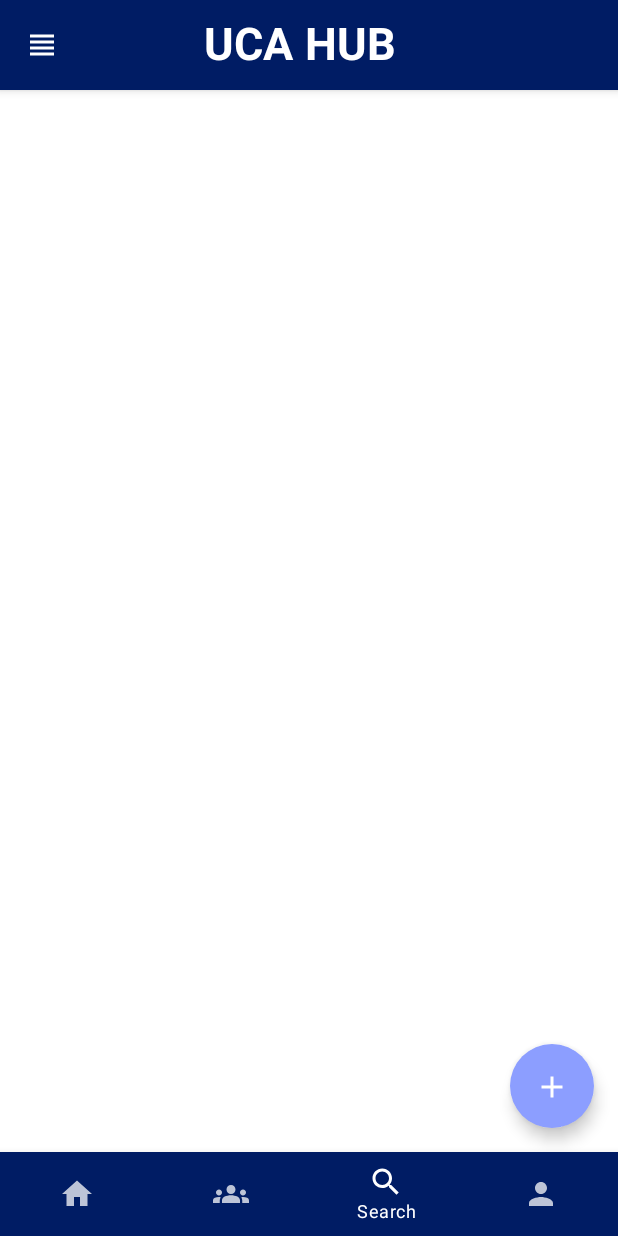
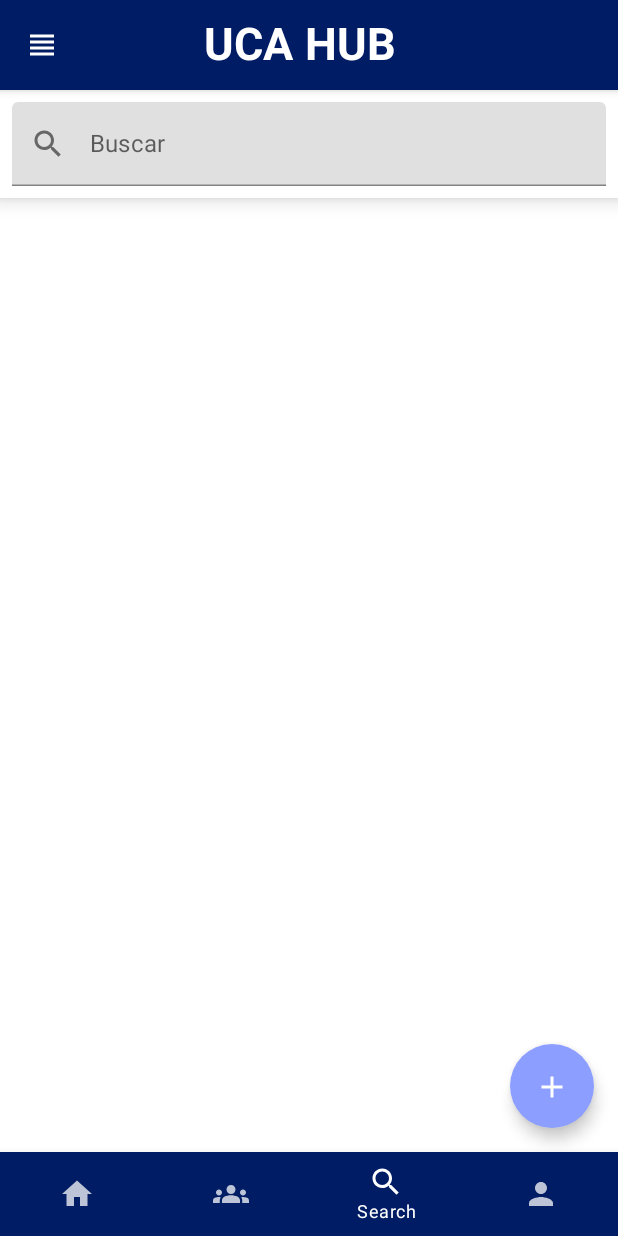
Before and after one commit to CodigoTruko/uca-hub-mobile-app, an Android app built with Jetpack Compose: the @Preview function StaticItems, item 3 of the bottom bar chosen, on a phone screen of 412 x 824 dp. Run offline under Robolectric (Android 15) with nearby library versions, the phone set to English and light mode, and no system bars.

Commit message:
Arreglando vistas.

```diff
--- a/app/build.gradle
+++ b/app/build.gradle
@@ -44,7 +44,7 @@ android {
 
 dependencies {
 
-    // Para que no de error de clases duplicadas
+    // Para que no de error de clases duplicadas.
     constraints {
         implementation("org.jetbrains.kotlin:kotlin-stdlib-jdk8:1.8.20") {
             because("kotlin-stdlib-jdk8 is now a part of kotlin-stdlib")
--- a/app/src/main/java/com/codigotruko/ucahub/ui/view/Communities.kt
+++ b/app/src/main/java/com/codigotruko/ucahub/ui/view/Communities.kt
@@ -45,7 +45,6 @@ fun CommunitiesView(navController : NavHostController) {
                     .height(240.dp)
                     .padding(6.dp)
             ) {
-
                 Image(
                     painter = painterResource(id = R.drawable.imagen_comunidad),
                     contentDescription = "Imagen de comunidad.",
@@ -54,7 +53,6 @@ fun CommunitiesView(navController : NavHostController) {
                         .padding(8.dp)
                         .clip(RoundedCornerShape(16.dp))
                 )
-
             }
 
             ButtonNormalFragment(navController = navController, textValue = "Crear Nueva Comunidad")
--- a/app/src/main/java/com/codigotruko/ucahub/ui/view/MainFeed.kt
+++ b/app/src/main/java/com/codigotruko/ucahub/ui/view/MainFeed.kt
@@ -6,14 +6,17 @@ import androidx.compose.foundation.layout.Arrangement
 import androidx.compose.foundation.layout.Column
 import androidx.compose.foundation.layout.Row
 import androidx.compose.foundation.layout.Spacer
+import androidx.compose.foundation.layout.fillMaxHeight
 import androidx.compose.foundation.layout.fillMaxSize
 import androidx.compose.foundation.layout.fillMaxWidth
 import androidx.compose.foundation.layout.height
 import androidx.compose.foundation.layout.padding
 import androidx.compose.foundation.layout.width
 import androidx.compose.foundation.lazy.LazyColumn
+import androidx.compose.foundation.lazy.LazyRow
 import androidx.compose.material3.Card
 import androidx.compose.material3.CardDefaults
+import androidx.compose.material3.Icon
 import androidx.compose.material3.Text
 import androidx.compose.runtime.Composable
 import androidx.compose.ui.Alignment
@@ -21,6 +24,7 @@ import androidx.compose.ui.Modifier
 import androidx.compose.ui.graphics.Color
 import androidx.compose.ui.res.painterResource
 import androidx.compose.ui.text.font.FontWeight
+import androidx.compose.ui.text.style.TextAlign
 import androidx.compose.ui.tooling.preview.Preview
 import androidx.compose.ui.unit.dp
 import androidx.compose.ui.unit.sp
@@ -46,7 +50,7 @@ fun MainFeedView () {
                 colors = CardDefaults.cardColors(darkWhiteBackground),
                 modifier = Modifier
                     .fillMaxWidth()
-                    .height(320.dp)
+                    .height(300.dp)
                     .padding(6.dp)
             ) {
 
@@ -54,11 +58,29 @@ fun MainFeedView () {
                     modifier = Modifier
                         .fillMaxSize()) {
 
-                    Text(text = "Comunidades", fontSize = 20.sp, modifier = Modifier.padding(16.dp))
+                    Text(text = "Comunidades", fontSize = 20.sp, modifier = Modifier.padding(12.dp))
 
-                    Row(modifier = Modifier
+                    LazyRow(modifier = Modifier
                         .fillMaxWidth()
-                        .padding(horizontal = 16.dp)) {
+                        .padding(horizontal = 16.dp, vertical = 8.dp)) {
+                        item {
+                            Card(modifier = Modifier
+                                .width(140.dp)
+                                .height(210.dp)
+                                .padding(horizontal = 4.dp)) {
+                                Image(painter = painterResource(R.drawable.imagen_prueba),
+                                    contentDescription = "Imagen de prueba.",
+                                    modifier = Modifier.fillMaxSize())
+                            }
+
+                            Card(modifier = Modifier
+                                .width(140.dp)
+                                .height(210.dp)
+                                .padding(horizontal = 4.dp)) {
+                                Image(painter = painterResource(R.drawable.imagen_prueba),
+                                    contentDescription = "Imagen de prueba.",
+                                    modifier = Modifier.fillMaxSize())
+                            }
 
                             Card(modifier = Modifier
                                 .width(140.dp)
@@ -76,11 +98,22 @@ fun MainFeedView () {
                                 colors = CardDefaults.cardColors(blueBackground)) {
 
                                 Text(text = "Entrar a una comunidad",
+                                    textAlign = TextAlign.Center,
                                     fontSize = 20.sp,
-                                color = Color.White)
-
+                                    color = Color.White,
+                                    modifier = Modifier
+                                        .fillMaxWidth()
+                                        .fillMaxHeight(0.5f)
+                                        .padding(16.dp))
+                                Icon(painter = painterResource(id = R.drawable.add_icon),
+                                    contentDescription = "Agregar",
+                                    tint = Color.White,
+                                    modifier = Modifier
+                                        .fillMaxWidth()
+                                        .fillMaxHeight()
+                                        .padding(16.dp))
                             }
-
+                        }
                     }
                 }
             }
@@ -90,7 +123,9 @@ fun MainFeedView () {
             PublicationFragment(userName = "Flan", description = "Publicacion de prueba")
             PublicationFragment(userName = "Mona", description = "Publicacion de prueba")
 
-            Spacer(modifier = Modifier.fillMaxWidth().height(60.dp))
+            Spacer(modifier = Modifier
+                .fillMaxWidth()
+                .height(60.dp))
 
         }
     }
--- a/app/src/main/java/com/codigotruko/ucahub/ui/view/MenuDesplegable/Destinos.kt
+++ b/app/src/main/java/com/codigotruko/ucahub/ui/view/MenuDesplegable/Destinos.kt
@@ -7,8 +7,8 @@ sealed class Destinos (
     val title : String,
     val route : String
     ) {
-    object Pantalla1 : Destinos(R.drawable.home_icon, "Following", "followingView")
-    object Pantalla2 : Destinos(R.drawable.home_icon, "Bookmarks", "bookmarksView")
-    object Pantalla3 : Destinos(R.drawable.home_icon, "Settings", "settingsview")
-    object Pantalla4 : Destinos(R.drawable.home_icon, "Log Out", "log_outView")
+    object Pantalla1 : Destinos(R.drawable.following_icon, "Following", "followingView")
+    object Pantalla2 : Destinos(R.drawable.bookmark_icon, "Bookmarks", "bookmarksView")
+    object Pantalla3 : Destinos(R.drawable.settings_icon, "Settings", "settingsview")
+    object Pantalla4 : Destinos(R.drawable.logout_icon, "Log Out", "log_outView")
 }
--- /dev/null
+++ b/app/src/main/java/com/codigotruko/ucahub/ui/view/Search.kt
@@ -0,0 +1,57 @@
+package com.codigotruko.ucahub.ui.view
+
+import androidx.compose.foundation.layout.Column
+import androidx.compose.foundation.layout.Row
+import androidx.compose.foundation.layout.fillMaxWidth
+import androidx.compose.foundation.layout.padding
+import androidx.compose.foundation.lazy.LazyColumn
+import androidx.compose.foundation.text.KeyboardOptions
+import androidx.compose.material.Icon
+import androidx.compose.material.Surface
+import androidx.compose.material.Text
+import androidx.compose.material.TextField
+import androidx.compose.runtime.Composable
+import androidx.compose.runtime.mutableStateOf
+import androidx.compose.runtime.remember
+import androidx.compose.ui.Modifier
+import androidx.compose.ui.res.painterResource
+import androidx.compose.ui.text.input.ImeAction
+import androidx.compose.ui.text.input.KeyboardType
+import androidx.compose.ui.text.input.TextFieldValue
+import androidx.compose.ui.tooling.preview.Preview
+import androidx.compose.ui.unit.dp
+import com.codigotruko.ucahub.R
+
+@Preview (showBackground = true)
+@Composable
+fun SearchView () {
+
+    val inputValue = remember { mutableStateOf(TextFieldValue()) }
+
+    Column {
+        Surface(
+            modifier = Modifier.fillMaxWidth(),
+            elevation = 8.dp
+        ) {
+            Row (modifier = Modifier.fillMaxWidth()) {
+                TextField(value = inputValue.value, onValueChange = { inputValue.value = it },
+                    label = { Text(text = "Buscar") },
+                    keyboardOptions = KeyboardOptions(
+                        keyboardType = KeyboardType.Text,
+                        imeAction = ImeAction.Search
+                    ),
+                    leadingIcon = { Icon(
+                        painter = painterResource(id = R.drawable.search_icon),
+                        contentDescription = "Icono Buscar"
+                    ) },
+                    modifier = Modifier
+                        .fillMaxWidth()
+                        .padding(8.dp))
+            }
+        }
+        LazyColumn() {
+            //TODO : Aca ira el historial de contenido que se busque.
+        }
+    }
+
+}
--- a/app/src/main/java/com/codigotruko/ucahub/ui/view/bottomnavbar/NavBar.kt
+++ b/app/src/main/java/com/codigotruko/ucahub/ui/view/bottomnavbar/NavBar.kt
@@ -2,7 +2,6 @@ package com.codigotruko.ucahub.ui.view.bottomnavbar
 
 import android.annotation.SuppressLint
 import androidx.compose.foundation.layout.height
-import androidx.compose.foundation.layout.width
 import androidx.compose.foundation.shape.RoundedCornerShape
 import androidx.compose.material.Icon
 import androidx.compose.material.rememberScaffoldState
@@ -18,7 +17,7 @@ import androidx.navigation.compose.rememberNavController
 import com.codigotruko.ucahub.R
 import com.codigotruko.ucahub.ui.theme.blueBackground
 import com.codigotruko.ucahub.ui.theme.lightBlueBackground
-import com.codigotruko.ucahub.ui.view.MenuDesplegable.Destinos.*
+import com.codigotruko.ucahub.ui.view.MenuDesplegable.Destinos
 import com.codigotruko.ucahub.ui.view.fragments.BottomNavBar
 import com.codigotruko.ucahub.ui.view.fragments.Menu
 import com.codigotruko.ucahub.ui.view.fragments.TopBar
@@ -39,10 +38,10 @@ fun StaticItems(){
     val scope = rememberCoroutineScope()
     val scaffoldState = rememberScaffoldState()
     val navigationItems = listOf(
-        Pantalla1,
-        Pantalla2,
-        Pantalla3,
-        Pantalla4
+        Destinos.Pantalla1,
+        Destinos.Pantalla2,
+        Destinos.Pantalla3,
+        Destinos.Pantalla4
     )
 
     androidx.compose.material.Scaffold(
--- a/app/src/main/java/com/codigotruko/ucahub/ui/view/bottomnavbar/Navigation.kt
+++ b/app/src/main/java/com/codigotruko/ucahub/ui/view/bottomnavbar/Navigation.kt
@@ -10,6 +10,7 @@ import com.codigotruko.ucahub.R
 import com.codigotruko.ucahub.ui.view.CommunitiesView
 import com.codigotruko.ucahub.ui.view.MainFeedView
 import com.codigotruko.ucahub.ui.view.ProfileView
+import com.codigotruko.ucahub.ui.view.SearchView
 
 // Clase que contiene la informacion de los elementos.
 sealed class NavBarElements(val tittle: String, val route: String, @DrawableRes val icons: Int) {
@@ -55,7 +56,7 @@ fun BottomNavHost(navHostController: NavHostController) {
             CommunitiesView(navController = navHostController)
         }
         composable(NavBarElements.Search.route) {
-            // TODO : Agregar vista de buscador.
+            SearchView()
         }
         composable(NavBarElements.Profile.route) {
             ProfileView(
--- a/app/src/main/java/com/codigotruko/ucahub/ui/view/fragments/fragments.kt
+++ b/app/src/main/java/com/codigotruko/ucahub/ui/view/fragments/fragments.kt
@@ -127,7 +127,7 @@ fun PublicationFragment(userName: String, description: String){
         colors = CardDefaults.cardColors(darkWhiteBackground),
         modifier = Modifier
             .fillMaxWidth()
-            .height(440.dp)
+            .height(430.dp)
             .padding(6.dp)
     ) {
 
@@ -167,12 +167,12 @@ fun PublicationFragment(userName: String, description: String){
             ) {
                 Icon(painter = painterResource(id = R.drawable.heart_icon),
                     contentDescription = "Icono Comentario",
-                    modifier = Modifier.width(30.dp).height(40.dp))
-                Spacer(modifier = Modifier.width(40.dp))
+                    modifier = Modifier.width(26.dp).height(40.dp))
+                Spacer(modifier = Modifier.width(50.dp))
                 Icon(painter = painterResource(id = R.drawable.comments_icon),
                     contentDescription = "Icono Comentario",
                     modifier = Modifier.width(38.dp).height(40.dp))
-                Spacer(modifier = Modifier.width(40.dp))
+                Spacer(modifier = Modifier.width(50.dp))
                 Icon(painter = painterResource(id = R.drawable.bookmark_icon),
                     contentDescription = "Icono BookMark",
                     modifier = Modifier.width(40.dp).height(40.dp))
--- a/app/src/main/java/com/codigotruko/ucahub/ui/view/fragments/staticItemsFragments.kt
+++ b/app/src/main/java/com/codigotruko/ucahub/ui/view/fragments/staticItemsFragments.kt
@@ -146,7 +146,7 @@ fun MenuItem(item: Destinos, selected: Boolean, onItemClick: (Destinos) -> Unit)
             .padding(8.dp)
             .clickable { onItemClick(item) }) {
         Icon(
-            painter = painterResource(id = R.drawable.home_icon),
+            painter = painterResource(id = item.icon),
             contentDescription = item.title,
             tint = if (selected) Color.Gray else Color.White,
             modifier = Modifier.size(32.dp)
--- /dev/null
+++ b/app/src/main/res/drawable/following_icon.xml
@@ -0,0 +1,5 @@
+<vector android:height="24dp" android:tint="#000000"
+    android:viewportHeight="24" android:viewportWidth="24"
+    android:width="24dp" xmlns:android="http://schemas.android.com/apk/res/android">
+    <path android:fillColor="@android:color/white" android:pathData="M20,0L4,0v2h16L20,0zM4,24h16v-2L4,22v2zM20,4L4,4c-1.1,0 -2,0.9 -2,2v12c0,1.1 0.9,2 2,2h16c1.1,0 2,-0.9 2,-2L22,6c0,-1.1 -0.9,-2 -2,-2zM12,6.75c1.24,0 2.25,1.01 2.25,2.25s-1.01,2.25 -2.25,2.25S9.75,10.24 9.75,9 10.76,6.75 12,6.75zM17,17L7,17v-1.5c0,-1.67 3.33,-2.5 5,-2.5s5,0.83 5,2.5L17,17z"/>
+</vector>
--- /dev/null
+++ b/app/src/main/res/drawable/logout_icon.xml
@@ -0,0 +1,5 @@
+<vector android:autoMirrored="true" android:height="24dp"
+    android:tint="#000000" android:viewportHeight="24"
+    android:viewportWidth="24" android:width="24dp" xmlns:android="http://schemas.android.com/apk/res/android">
+    <path android:fillColor="@android:color/white" android:pathData="M17,7l-1.41,1.41L18.17,11H8v2h10.17l-2.58,2.58L17,17l5,-5zM4,5h8V3H4c-1.1,0 -2,0.9 -2,2v14c0,1.1 0.9,2 2,2h8v-2H4V5z"/>
+</vector>
--- /dev/null
+++ b/app/src/main/res/drawable/settings_icon.xml
@@ -0,0 +1,5 @@
+<vector android:height="24dp" android:tint="#000000"
+    android:viewportHeight="24" android:viewportWidth="24"
+    android:width="24dp" xmlns:android="http://schemas.android.com/apk/res/android">
+    <path android:fillColor="@android:color/white" android:pathData="M19.14,12.94c0.04,-0.3 0.06,-0.61 0.06,-0.94c0,-0.32 -0.02,-0.64 -0.07,-0.94l2.03,-1.58c0.18,-0.14 0.23,-0.41 0.12,-0.61l-1.92,-3.32c-0.12,-0.22 -0.37,-0.29 -0.59,-0.22l-2.39,0.96c-0.5,-0.38 -1.03,-0.7 -1.62,-0.94L14.4,2.81c-0.04,-0.24 -0.24,-0.41 -0.48,-0.41h-3.84c-0.24,0 -0.43,0.17 -0.47,0.41L9.25,5.35C8.66,5.59 8.12,5.92 7.63,6.29L5.24,5.33c-0.22,-0.08 -0.47,0 -0.59,0.22L2.74,8.87C2.62,9.08 2.66,9.34 2.86,9.48l2.03,1.58C4.84,11.36 4.8,11.69 4.8,12s0.02,0.64 0.07,0.94l-2.03,1.58c-0.18,0.14 -0.23,0.41 -0.12,0.61l1.92,3.32c0.12,0.22 0.37,0.29 0.59,0.22l2.39,-0.96c0.5,0.38 1.03,0.7 1.62,0.94l0.36,2.54c0.05,0.24 0.24,0.41 0.48,0.41h3.84c0.24,0 0.44,-0.17 0.47,-0.41l0.36,-2.54c0.59,-0.24 1.13,-0.56 1.62,-0.94l2.39,0.96c0.22,0.08 0.47,0 0.59,-0.22l1.92,-3.32c0.12,-0.22 0.07,-0.47 -0.12,-0.61L19.14,12.94zM12,15.6c-1.98,0 -3.6,-1.62 -3.6,-3.6s1.62,-3.6 3.6,-3.6s3.6,1.62 3.6,3.6S13.98,15.6 12,15.6z"/>
+</vector>
```
Lines whose indentation alone changed are shown as unchanged.
